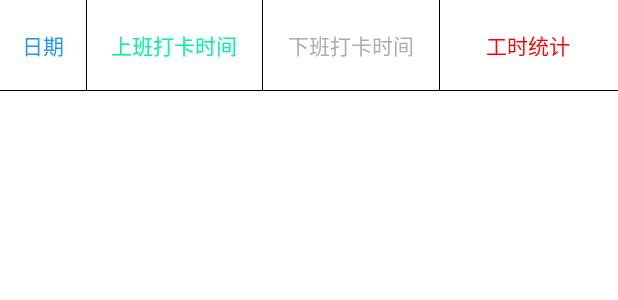
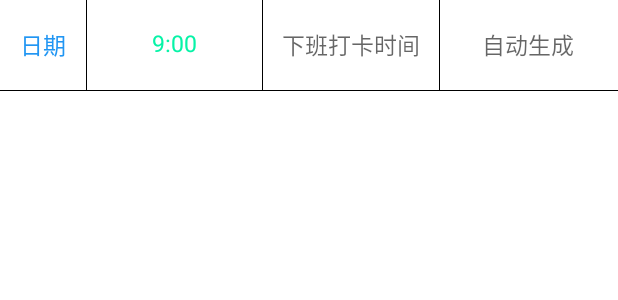
Before and after one commit to ChenBabys/DingdingTimeStatistics, an Android app: the layout item_main_list_view.xml on its own in the app's theme, with its tools: preview values and no code run, on a phone screen of 412 x 824 dp. Shown: the top 300 px of the screen. Run offline under Robolectric (Android 15) with nearby library versions, the light colour scheme and no system bars.

Commit message:
修改文字大小

```diff
--- a/app/src/main/res/layout/activity_main.xml
+++ b/app/src/main/res/layout/activity_main.xml
@@ -4,6 +4,8 @@
     xmlns:tools="http://schemas.android.com/tools"
     android:layout_width="match_parent"
     android:layout_height="match_parent"
+    android:focusable="auto"
+    android:focusableInTouchMode="true"
     tools:context=".MainActivity">
 
     <androidx.recyclerview.widget.RecyclerView
--- a/app/src/main/res/layout/item_main_list_view.xml
+++ b/app/src/main/res/layout/item_main_list_view.xml
@@ -17,24 +17,30 @@
         android:layout_width="0dp"
         android:layout_weight="1"
         android:text="日期"
+        android:textSize="15sp"
         android:textColor="@color/purple_500"
         android:gravity="center_horizontal"
         android:layout_height="wrap_content"/>
 
-    <TextView
+    <EditText
         android:id="@+id/tv_up"
         android:layout_width="0dp"
         android:layout_weight="2"
-        android:text="上班打卡时间"
+        android:text="9:00"
+        android:hint="上班打卡时间"
+        android:textSize="15sp"
+        android:background="@null"
         android:textColor="@color/qing"
         android:gravity="center_horizontal"
         android:layout_height="wrap_content"/>
 
-    <TextView
+    <EditText
         android:id="@+id/tv_down"
         android:layout_width="0dp"
         android:layout_weight="2"
-        android:text="下班打卡时间"
+        android:textSize="15sp"
+        android:hint="下班打卡时间"
+        android:background="@null"
         android:textColor="@color/gay"
         android:gravity="center_horizontal"
         android:layout_height="wrap_content"/>
@@ -44,7 +50,8 @@
         android:id="@+id/tv_count"
         android:layout_width="0dp"
         android:layout_weight="2"
-        android:text="工时统计"
+        android:hint="自动生成"
+        android:textSize="15sp"
         android:textColor="@color/red"
         android:gravity="center_horizontal"
         android:layout_height="wrap_content"/>
```
